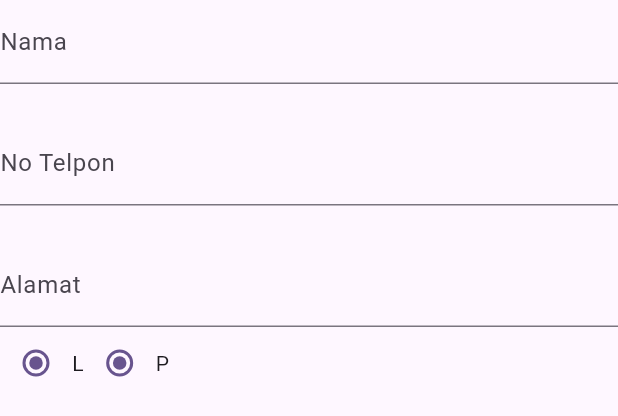
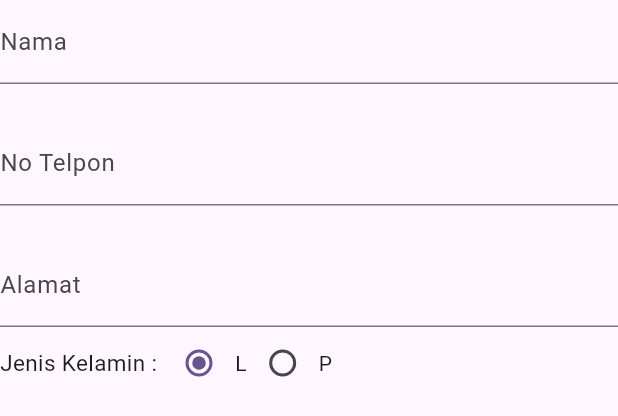
Before and after one commit to Oktaviko/FaseOne_066, a Flutter app: the FormWidgets widget shown alone on an empty page, opened directly with empty values, on a phone screen of 412 x 824 dp. Shown: the top 416 px of the screen. Run offline on Flutter 3.47's test engine with Material 3 defaults, Android fonts, the phone set to English and light mode, and no system bars; network calls fail.

Commit message:
mengubah value

```diff
--- a/lib/widgets/form_widgets.dart
+++ b/lib/widgets/form_widgets.dart
@@ -79,7 +79,12 @@ class _FormWidgetsState extends State<FormWidgets> {
             },
           ),
           Row(
+            mainAxisAlignment: MainAxisAlignment.start,
             children: [
+              Text(
+                "Jenis Kelamin : ",
+                style: TextStyle(fontSize: 15),
+              ),
               Radio<int>(
                 value: 1,
                 groupValue: selectedOption,
@@ -90,8 +95,11 @@ class _FormWidgetsState extends State<FormWidgets> {
                 },
               ),
               Text('L'),
+              SizedBox(
+                height: 30,
+              ),
               Radio<int>(
-                value: 1,
+                value: 2,
                 groupValue: selectedOption,
                 onChanged: (value) {
                   setState(() {
```
